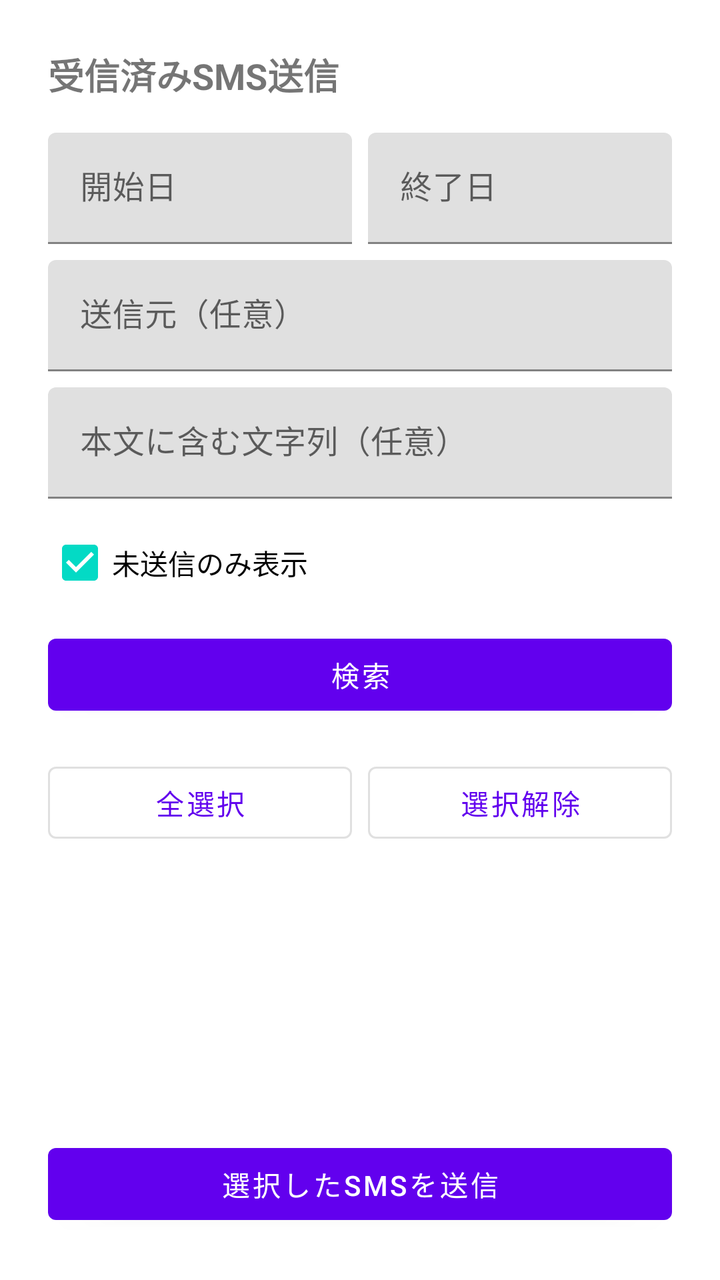
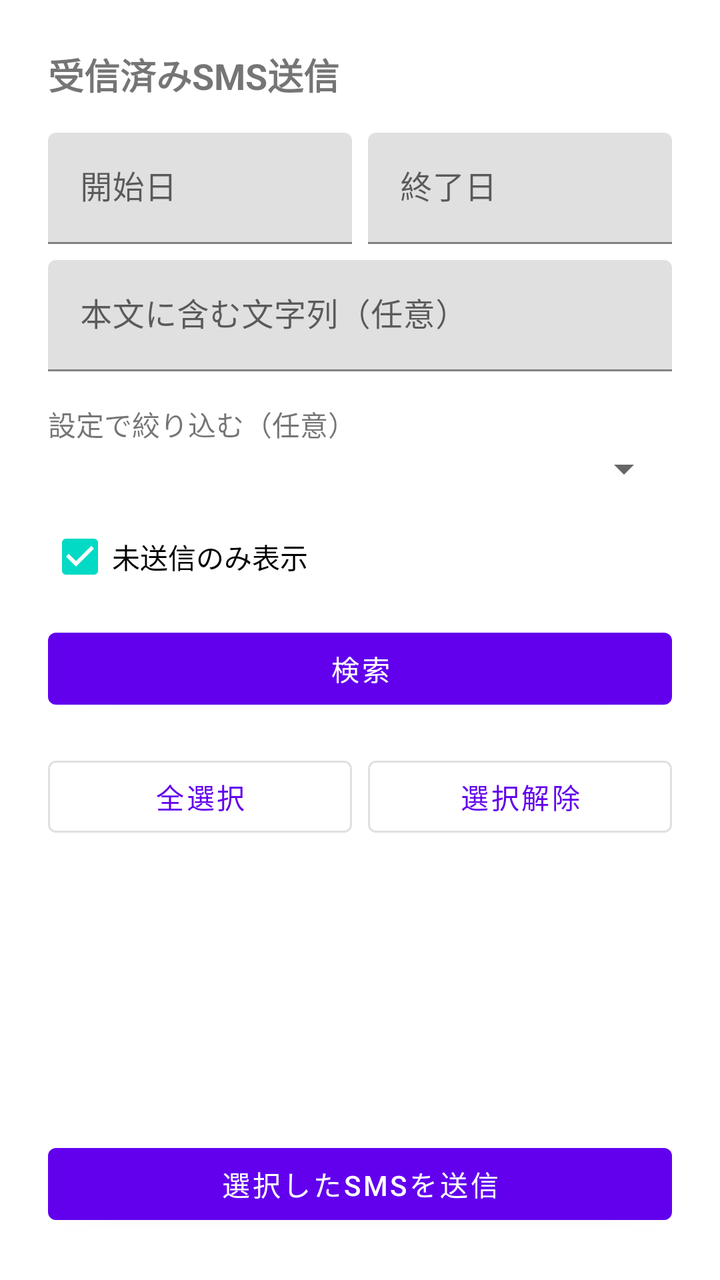

The first picture is an Android layout as it rendered before a commit; the second is the same layout after the commit. The layout source and the unified diff follow.
<!-- AndroidManifest.xml: application theme Theme.SmsToKintone -->
<!-- res/layout/activity_sms_search.xml -->
<?xml version="1.0" encoding="utf-8"?>
<LinearLayout xmlns:android="http://schemas.android.com/apk/res/android"
    xmlns:app="http://schemas.android.com/apk/res-auto"
    android:layout_width="match_parent"
    android:layout_height="match_parent"
    android:orientation="vertical"
    android:padding="24dp">

    <TextView
        android:layout_width="wrap_content"
        android:layout_height="wrap_content"
        android:layout_marginBottom="16dp"
        android:text="@string/sms_search_title"
        android:textSize="18sp"
        android:textStyle="bold" />

    <LinearLayout
        android:id="@+id/layoutPermissionRequired"
        android:layout_width="match_parent"
        android:layout_height="wrap_content"
        android:layout_marginBottom="16dp"
        android:orientation="vertical"
        android:visibility="gone">

        <TextView
            android:layout_width="wrap_content"
            android:layout_height="wrap_content"
            android:layout_marginBottom="8dp"
            android:text="@string/sms_search_permission_required" />

        <com.google.android.material.button.MaterialButton
            android:id="@+id/btnRequestReadSmsPermission"
            style="@style/Widget.MaterialComponents.Button.OutlinedButton"
            android:layout_width="match_parent"
            android:layout_height="wrap_content"
            android:text="@string/btn_request_read_sms_permission" />
    </LinearLayout>

    <LinearLayout
        android:id="@+id/layoutSearchForm"
        android:layout_width="match_parent"
        android:layout_height="0dp"
        android:layout_weight="1"
        android:orientation="vertical">

        <LinearLayout
            android:layout_width="match_parent"
            android:layout_height="wrap_content"
            android:orientation="horizontal">

            <com.google.android.material.textfield.TextInputLayout
                android:layout_width="0dp"
                android:layout_height="wrap_content"
                android:layout_marginEnd="8dp"
                android:layout_weight="1"
                android:hint="@string/hint_date_from">

                <com.google.android.material.textfield.TextInputEditText
                    android:id="@+id/etDateFrom"
                    android:layout_width="match_parent"
                    android:layout_height="wrap_content"
                    android:focusable="false"
                    android:inputType="none" />
            </com.google.android.material.textfield.TextInputLayout>

            <com.google.android.material.textfield.TextInputLayout
                android:layout_width="0dp"
                android:layout_height="wrap_content"
                android:layout_weight="1"
                android:hint="@string/hint_date_to">

                <com.google.android.material.textfield.TextInputEditText
                    android:id="@+id/etDateTo"
                    android:layout_width="match_parent"
                    android:layout_height="wrap_content"
                    android:focusable="false"
                    android:inputType="none" />
            </com.google.android.material.textfield.TextInputLayout>
        </LinearLayout>

        <com.google.android.material.textfield.TextInputLayout
            android:layout_width="match_parent"
            android:layout_height="wrap_content"
            android:layout_marginTop="8dp"
            android:hint="@string/hint_sender_filter">

            <com.google.android.material.textfield.TextInputEditText
                android:id="@+id/etSenderFilter"
                android:layout_width="match_parent"
                android:layout_height="wrap_content"
                android:inputType="text" />
        </com.google.android.material.textfield.TextInputLayout>

        <com.google.android.material.textfield.TextInputLayout
            android:layout_width="match_parent"
            android:layout_height="wrap_content"
            android:layout_marginTop="8dp"
            android:hint="@string/hint_body_filter">

            <com.google.android.material.textfield.TextInputEditText
                android:id="@+id/etBodyFilter"
                android:layout_width="match_parent"
                android:layout_height="wrap_content"
                android:inputType="text" />
        </com.google.android.material.textfield.TextInputLayout>

        <CheckBox
            android:id="@+id/cbUnsentOnly"
            android:layout_width="wrap_content"
            android:layout_height="wrap_content"
            android:layout_marginTop="8dp"
            android:checked="true"
            android:text="@string/filter_unsent_only" />

        <com.google.android.material.button.MaterialButton
            android:id="@+id/btnSearchSms"
            android:layout_width="match_parent"
            android:layout_height="wrap_content"
            android:layout_marginTop="8dp"
            android:text="@string/btn_search_sms" />

        <LinearLayout
            android:layout_width="match_parent"
            android:layout_height="wrap_content"
            android:layout_marginTop="16dp"
            android:orientation="horizontal">

            <com.google.android.material.button.MaterialButton
                android:id="@+id/btnSelectAll"
                style="@style/Widget.MaterialComponents.Button.OutlinedButton"
                android:layout_width="0dp"
                android:layout_height="wrap_content"
                android:layout_marginEnd="8dp"
                android:layout_weight="1"
                android:text="@string/btn_select_all" />

            <com.google.android.material.button.MaterialButton
                android:id="@+id/btnDeselectAll"
                style="@style/Widget.MaterialComponents.Button.OutlinedButton"
                android:layout_width="0dp"
                android:layout_height="wrap_content"
                android:layout_weight="1"
                android:text="@string/btn_deselect_all" />
        </LinearLayout>

        <TextView
            android:id="@+id/tvSmsListEmpty"
            android:layout_width="wrap_content"
            android:layout_height="wrap_content"
            android:layout_marginTop="16dp"
            android:text="@string/sms_search_empty"
            android:visibility="gone" />

        <ScrollView
            android:layout_width="match_parent"
            android:layout_height="0dp"
            android:layout_marginTop="8dp"
            android:layout_weight="1">

            <LinearLayout
                android:id="@+id/llSmsListContainer"
                android:layout_width="match_parent"
                android:layout_height="wrap_content"
                android:orientation="vertical" />
        </ScrollView>

        <com.google.android.material.button.MaterialButton
            android:id="@+id/btnSendSelected"
            android:layout_width="match_parent"
            android:layout_height="wrap_content"
            android:layout_marginTop="16dp"
            android:text="@string/btn_send_selected" />

    </LinearLayout>

</LinearLayout>
<!-- resources referenced by this layout -->
<resources>
  <string name="btn_deselect_all">選択解除</string>
  <string name="btn_request_read_sms_permission">SMSの読み取りを許可する</string>
  <string name="btn_search_sms">検索</string>
  <string name="btn_select_all">全選択</string>
  <string name="btn_send_selected">選択したSMSを送信</string>
  <string name="filter_unsent_only">未送信のみ表示</string>
  <string name="hint_body_filter">本文に含む文字列（任意）</string>
  <string name="hint_date_from">開始日</string>
  <string name="hint_date_to">終了日</string>
  <string name="hint_sender_filter">送信元（任意）</string>
  <string name="sms_search_empty">該当するSMSがありません</string>
  <string name="sms_search_permission_required">受信済みのSMSを読み取るには許可が必要です</string>
  <string name="sms_search_title">受信済みSMS送信</string>
  <style name="Theme.SmsToKintone" parent="Theme.MaterialComponents.DayNight.NoActionBar">
          <item name="colorPrimary">@color/purple_500</item>
          <item name="colorPrimaryVariant">@color/purple_700</item>
          <item name="colorOnPrimary">@color/white</item>
          <item name="colorSecondary">@color/teal_200</item>
          <item name="colorSecondaryVariant">@color/teal_700</item>
          <item name="colorOnSecondary">@color/black</item>
      </style>
  <color name="purple_500">#6200EE</color>
  <color name="purple_700">#3700B3</color>
  <color name="white">#FFFFFFFF</color>
  <color name="teal_200">#03DAC5</color>
  <color name="teal_700">#018786</color>
  <color name="black">#FF000000</color>
</resources>

<!-- the commit's change to res/layout/activity_sms_search.xml (unified diff, before → after) -->
@@ -82,19 +82,6 @@
             android:layout_width="match_parent"
             android:layout_height="wrap_content"
             android:layout_marginTop="8dp"
-            android:hint="@string/hint_sender_filter">
-
-            <com.google.android.material.textfield.TextInputEditText
-                android:id="@+id/etSenderFilter"
-                android:layout_width="match_parent"
-                android:layout_height="wrap_content"
-                android:inputType="text" />
-        </com.google.android.material.textfield.TextInputLayout>
-
-        <com.google.android.material.textfield.TextInputLayout
-            android:layout_width="match_parent"
-            android:layout_height="wrap_content"
-            android:layout_marginTop="8dp"
             android:hint="@string/hint_body_filter">
 
             <com.google.android.material.textfield.TextInputEditText
@@ -103,6 +90,17 @@
                 android:layout_height="wrap_content"
                 android:inputType="text" />
         </com.google.android.material.textfield.TextInputLayout>
+
+        <TextView
+            android:layout_width="wrap_content"
+            android:layout_height="wrap_content"
+            android:layout_marginTop="16dp"
+            android:text="@string/label_profile_filter" />
+
+        <Spinner
+            android:id="@+id/spProfileFilter"
+            android:layout_width="match_parent"
+            android:layout_height="wrap_content" />
 
         <CheckBox
             android:id="@+id/cbUnsentOnly"
<!-- resource entries referenced after the edit -->
@@ -9,7 +9,7 @@
   <string name="hint_body_filter">本文に含む文字列（任意）</string>
   <string name="hint_date_from">開始日</string>
   <string name="hint_date_to">終了日</string>
-  <string name="hint_sender_filter">送信元（任意）</string>
+  <string name="label_profile_filter">設定で絞り込む（任意）</string>
   <string name="sms_search_empty">該当するSMSがありません</string>
   <string name="sms_search_permission_required">受信済みのSMSを読み取るには許可が必要です</string>
   <string name="sms_search_title">受信済みSMS送信</string>
